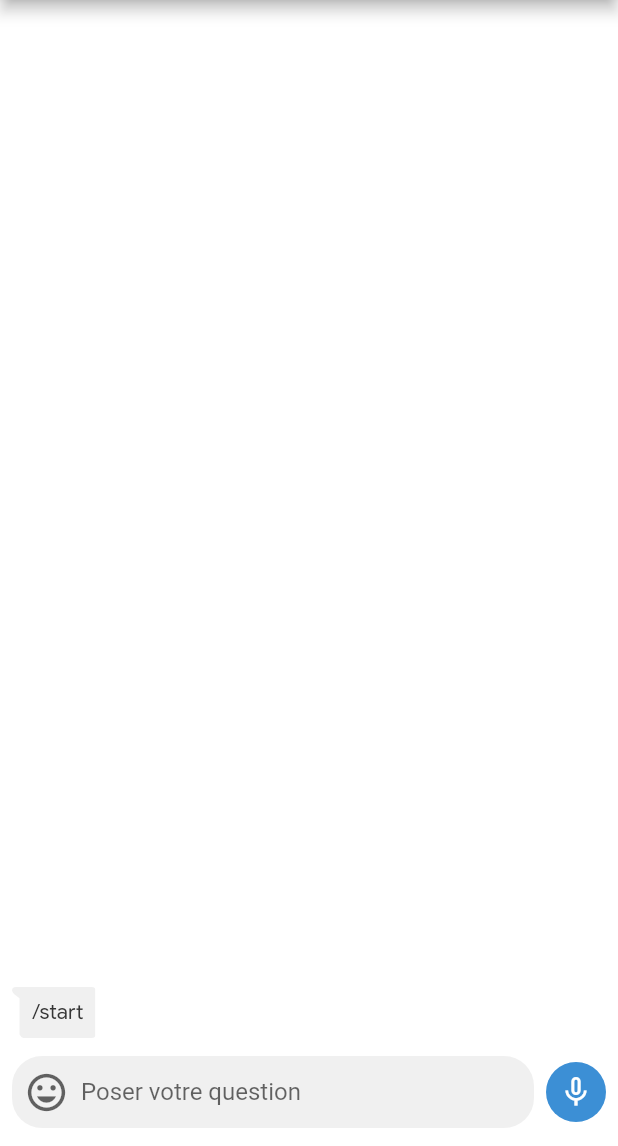
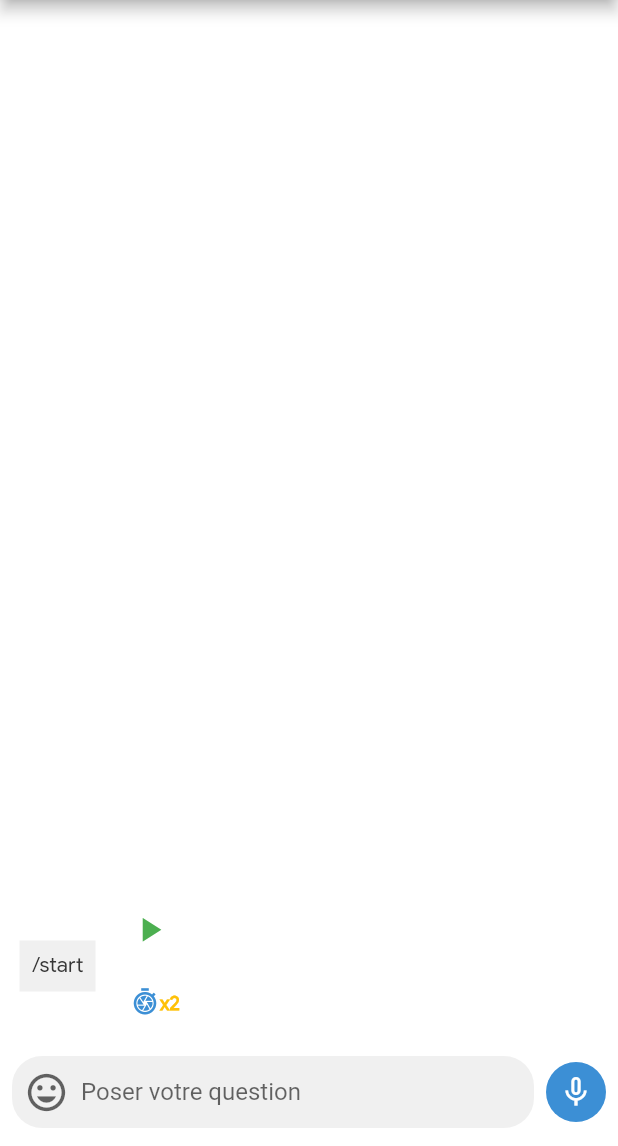
Before and after one commit to franktchatseu/FlapBot, a Flutter app: the ChatRoom screen opened by its route, on a phone screen of 412 x 824 dp, the part 90-1236 px from its top. Run offline on Flutter 3.47's test engine with Material 2 defaults, Android fonts, the light colour scheme and no system bars; drawn by our look-alikes of avatar_glow, flutter_linkify; our stand-ins replace dio, firebase_auth, flutter_tts, get_it, google_sign_in, introduction_screen and 2 more; missing offline and left inert: highlight_text, progress_hud; accounts and stored records are empty; network calls fail.

Commit message:
fix bug audio play

```diff
--- a/lib/UI/start.dart
+++ b/lib/UI/start.dart
@@ -80,13 +80,14 @@ class _StartPageState extends State<StartPage> {
   checkIfUserLoggedIn()async{
     SharedPreferences _prefs = await SharedPreferences.getInstance();
     bool userLoggedIn  = (_prefs.getString('email')!=null?true:false);
+    Navigator.of(context).pushReplacement(MaterialPageRoute(builder: (BuildContext context) => ChatRoom()));
 
-    if(userLoggedIn==true){
+    /*if(userLoggedIn==true){
       print(_prefs.getString('email'));
       Navigator.of(context).pushReplacement(MaterialPageRoute(builder: (BuildContext context) => ChatRoom()));
     }else{
       gotoSignup();
-    }
+    }*/
 
   }
 
--- a/lib/chat_list/chat_thread.dart
+++ b/lib/chat_list/chat_thread.dart
@@ -1,5 +1,7 @@
 import 'package:flap_bot/UI/clip_r_thread.dart';
 import 'package:flap_bot/model/thread.dart';
+import 'package:flap_bot/voice_record/text-to-speech.dart';
+import 'package:flutter/cupertino.dart';
 import 'package:flutter/material.dart';
 import 'package:flutter_linkify/flutter_linkify.dart';
 import 'package:url_launcher/url_launcher.dart';
@@ -68,9 +70,12 @@ class _LeftThread extends StatelessWidget {
     return ClipPath(
       clipper: ClipRThread(r),
       child: ClipRRect(
+
         borderRadius: BorderRadius.all(Radius.circular(r)),
-        child: Container(
-          constraints: BoxConstraints.loose(MediaQuery.of(context).size * 0.8),
+        child: Row(
+          children: [
+            Container(
+                constraints: BoxConstraints.loose(MediaQuery.of(context).size * 0.75),
                 padding: EdgeInsets.fromLTRB(8.0 + 2 * r, 8.0, 8.0, 8.0),
                 color: this.chatLeftThread,
                 child: Linkify(
@@ -88,6 +93,9 @@ class _LeftThread extends StatelessWidget {
                   softWrap: true,
                 )
             ),
+            TextToSpeech(message)
+          ],
+        )
       ),
     );
   }
--- a/lib/utils/routes.dart
+++ b/lib/utils/routes.dart
@@ -2,6 +2,7 @@ import 'package:flap_bot/chat_list/chat_room.dart';
 import 'package:flap_bot/introduction_screen/introduction_screen.dart';
 import 'package:flap_bot/login_screen.dart';
 import 'package:flap_bot/utils/routeNames.dart';
+import 'package:flap_bot/voice_record/text-to-speech.dart';
 import 'package:flutter/material.dart';
 
 class Routes {
--- /dev/null
+++ b/lib/voice_record/text-to-speech.dart
@@ -0,0 +1,177 @@
+
+import 'dart:math';
+
+import 'package:flutter/material.dart';
+import 'package:flutter_tts/flutter_tts.dart';
+
+class TextToSpeech extends StatefulWidget {
+  String text;
+  bool isPlaying = false;
+  bool isFast = false;
+  TextToSpeech(this.text);
+  @override
+  _TTSPluginRecipeState createState() => _TTSPluginRecipeState();
+}
+
+class _TTSPluginRecipeState extends State<TextToSpeech> {
+  String description =
+      "The Griffith Observatory is the most iconic building in Los Angeles, perched high in the Hollywood Hills, 1,134 feet above sea level.";
+
+  FlutterTts _flutterTts;
+
+  @override
+  void initState() {
+    super.initState();
+    initializeTts();
+  }
+
+  @override
+  void dispose() {
+    super.dispose();
+    _flutterTts.stop();
+  }
+
+  initializeTts() async {
+    _flutterTts = FlutterTts();
+
+    setTtsLanguage();
+    _flutterTts.setStartHandler(() {
+      setState(() {
+        widget.isPlaying = true;
+      });
+    });
+
+    _flutterTts.setCompletionHandler(() {
+      setState(() {
+        print("FINISH");
+        widget.isPlaying = false;
+      });
+    });
+
+    _flutterTts.setErrorHandler((err) {
+      setState(() {
+        print("error occurred: " + err);
+        widget.isPlaying = false;
+      });
+    });
+  }
+
+  void setTtsLanguage() async {
+    await _flutterTts.setLanguage("fr-FR");
+  }
+
+  void speechSettings1() {
+   // _flutterTts.setVoice("en-us-x-sfg#male_1-local");
+    _flutterTts.setPitch(1);
+    if(widget.isFast){
+      setState(() {
+        _flutterTts.setSpeechRate(1);
+      });
+    }
+    else{
+      setState(() {
+        _flutterTts.setSpeechRate(2);
+      });
+    }
+    setState(() {
+      widget.isFast = !widget.isFast;
+    });
+  }
+
+  void speechSettings2() {
+   // _flutterTts.setVoice("en-us-x-sfg#male_2-local");
+    _flutterTts.setPitch(1);
+    _flutterTts.setSpeechRate(0.5);
+  }
+
+  Future _speak(String text) async {
+    if (text != null && text.isNotEmpty) {
+      await _flutterTts.awaitSpeakCompletion(true).then((value){
+        setState(() {
+          widget.isPlaying = true;
+        });
+      });
+      var result = await _flutterTts.speak(text);
+      if (result == 1)
+        setState(() {
+          widget.isPlaying = false;
+        });
+    }
+
+  }
+
+  Future _stop() async {
+    var result = await _flutterTts.stop();
+    if (result == 1)
+      setState(() {
+        widget.isPlaying = false;
+      });
+  }
+
+  @override
+  Widget build(BuildContext context) {
+    return Container(
+      width: 72,
+      child: Column(
+        crossAxisAlignment: CrossAxisAlignment.start,
+        children: [
+          playButton(context),
+          SpeedButton(context)
+        ],
+      ),
+    );
+  }
+
+  Widget playButton(BuildContext context) {
+    return Container(
+
+      child: FlatButton(
+        onPressed: () {
+          //fetch another image
+          setState(() {
+            //speechSettings1();
+            widget.isPlaying ? _stop() : _speak(widget.text);
+          });
+        },
+        child: widget.isPlaying
+            ? Icon(
+          Icons.stop,
+          size: 27,
+          color: Colors.red,
+        )
+            : Icon(
+          Icons.play_arrow,
+          size: 27,
+          color: Colors.green,
+        ),
+      ),
+    );
+  }
+  Widget SpeedButton(BuildContext context) {
+    return Container(
+
+      child: FlatButton(
+        onPressed: () {
+          //fetch another image
+          setState(() {
+            //speechSettings1();
+            speechSettings1();
+          });
+        },
+        child: Padding(
+          padding: const EdgeInsets.only(left:7),
+          child: Row(
+            children: [
+              Icon(
+                Icons.shutter_speed,
+                size: 20,
+                color: Color(0xFF3c8fd5),
+              ),
+              Text(widget.isFast?"x1":"x2",style: TextStyle(fontFamily: 'Google Sans',color: Colors.amber,fontWeight: FontWeight.bold,fontSize: 13),)
+            ],
+          ),
+        )
+      ),
+    );
+  }
+}
--- a/pubspec.yaml
+++ b/pubspec.yaml
@@ -33,6 +33,8 @@ dependencies:
   progress_hud: ^1.1.0
   # speech to text package in oder to get text on the floor
   speech_to_text: ^2.3.0
+  # text to speech
+  flutter_tts: ^2.1.0
   highlight_text: ^0.7.2
   avatar_glow: ^1.2.0
   dio: ^3.0.2
```
Also changed, not shown: pubspec.lock. Lines whose indentation alone changed are shown as unchanged.
